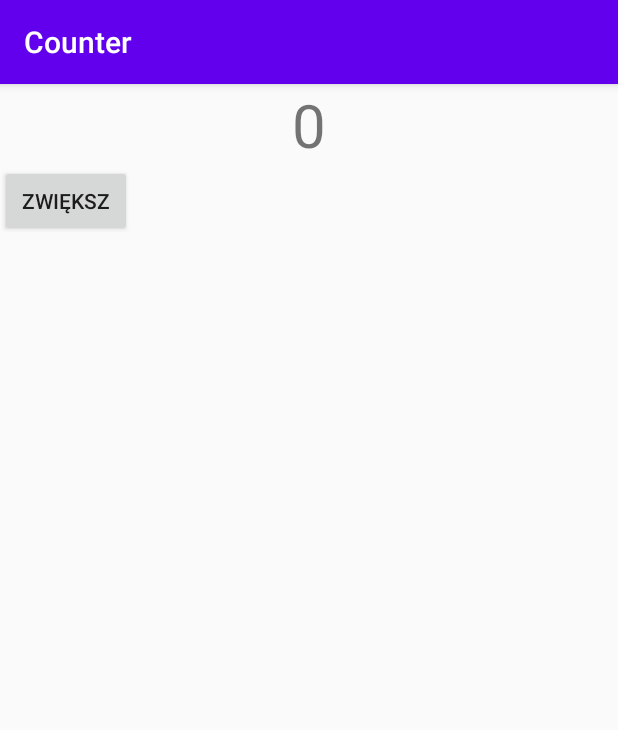
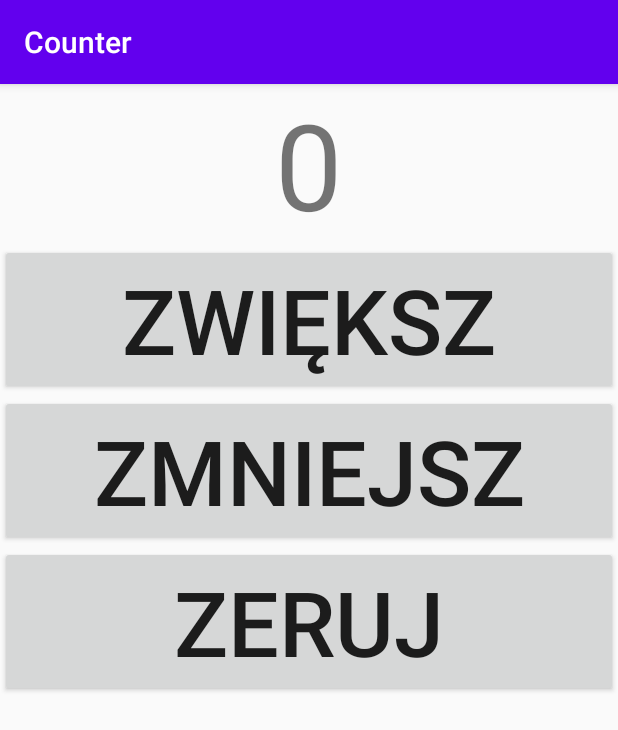
Before and after one commit to seab1/android_counter, an Android app: the screen it shows after launch (MainActivity), on a phone screen of 412 x 824 dp. Shown: the top 730 px of the screen. Run offline under Robolectric (Android 15) with nearby library versions, the phone set to English and light mode, and no system bars.

Commit message:
Some cosmetics done

```diff
--- a/app/src/main/java/com/example/counter/MainActivity.java
+++ b/app/src/main/java/com/example/counter/MainActivity.java
@@ -23,4 +23,20 @@ public class MainActivity extends AppCompatActivity {
         String counterRepresentant = String.valueOf(counter);
         textView.setText(counterRepresentant);
     }
+
+    public void decrement(View view)
+    {
+        counter--;
+        TextView textView = (TextView) findViewById(R.id.counter_number);
+        String counterRepresentant = String.valueOf(counter);
+        textView.setText(counterRepresentant);
+    }
+
+    public void setZero(View view)
+    {
+        counter = 0;
+        TextView textView = (TextView) findViewById(R.id.counter_number);
+        String counterRepresentant = String.valueOf(counter);
+        textView.setText(counterRepresentant);
+    }
 }
--- a/app/src/main/res/layout/activity_main.xml
+++ b/app/src/main/res/layout/activity_main.xml
@@ -11,12 +11,30 @@
         android:layout_width="wrap_content"
         android:layout_height="wrap_content"
         android:layout_gravity="center_horizontal"
-        android:text="0"
-        android:textSize="40dp" />
+        android:text="@string/initial_number"
+        android:textSize="80sp" />
 
     <Button
-        android:layout_width="wrap_content"
+        android:layout_width="fill_parent"
         android:layout_height="wrap_content"
+        android:layout_gravity="center_horizontal"
+        android:textSize="60sp"
         android:text="@string/increase"
         android:onClick="increment"/>
+
+    <Button
+        android:layout_width="fill_parent"
+        android:layout_height="wrap_content"
+        android:layout_gravity="center_horizontal"
+        android:textSize="60sp"
+        android:text="@string/decrease"
+        android:onClick="decrement"/>
+
+    <Button
+        android:layout_width="fill_parent"
+        android:layout_height="wrap_content"
+        android:layout_gravity="center_horizontal"
+        android:textSize="60sp"
+        android:text="@string/zero"
+        android:onClick="setZero"/>
 </LinearLayout>
--- a/app/src/main/res/values/strings.xml
+++ b/app/src/main/res/values/strings.xml
@@ -1,5 +1,7 @@
 <resources>
     <string name="app_name">Counter</string>
+    <string name="initial_number">0</string>
     <string name="increase">Zwiększ</string>
     <string name="decrease">Zmniejsz</string>
+    <string name="zero">Zeruj</string>
 </resources>
```
